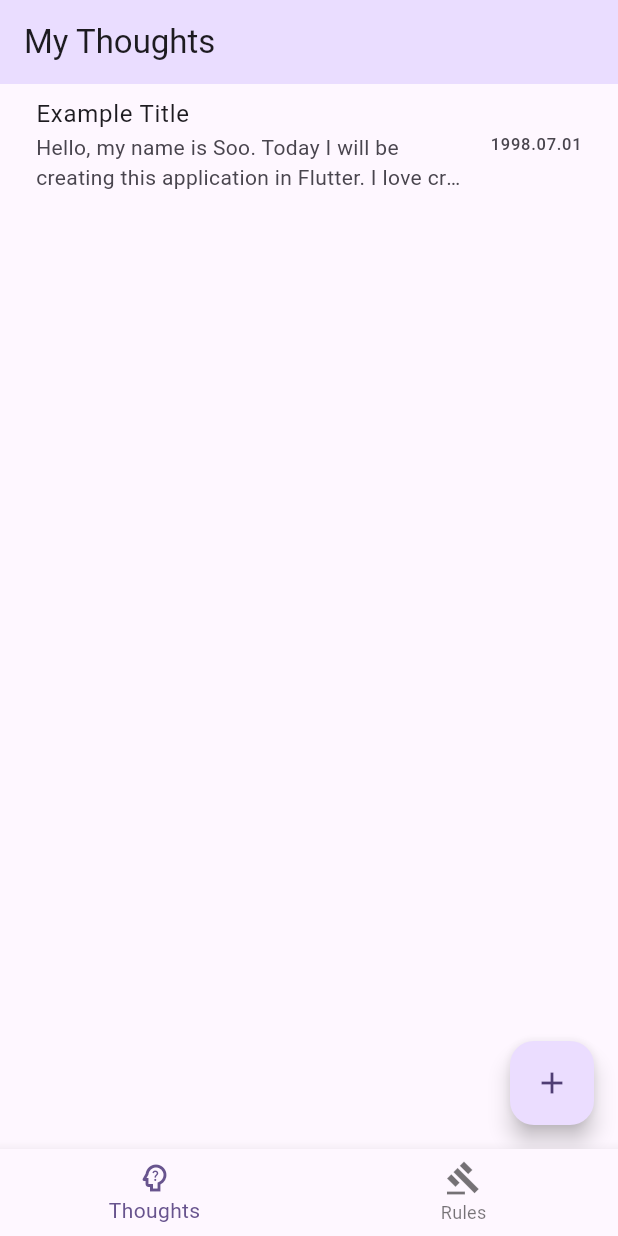
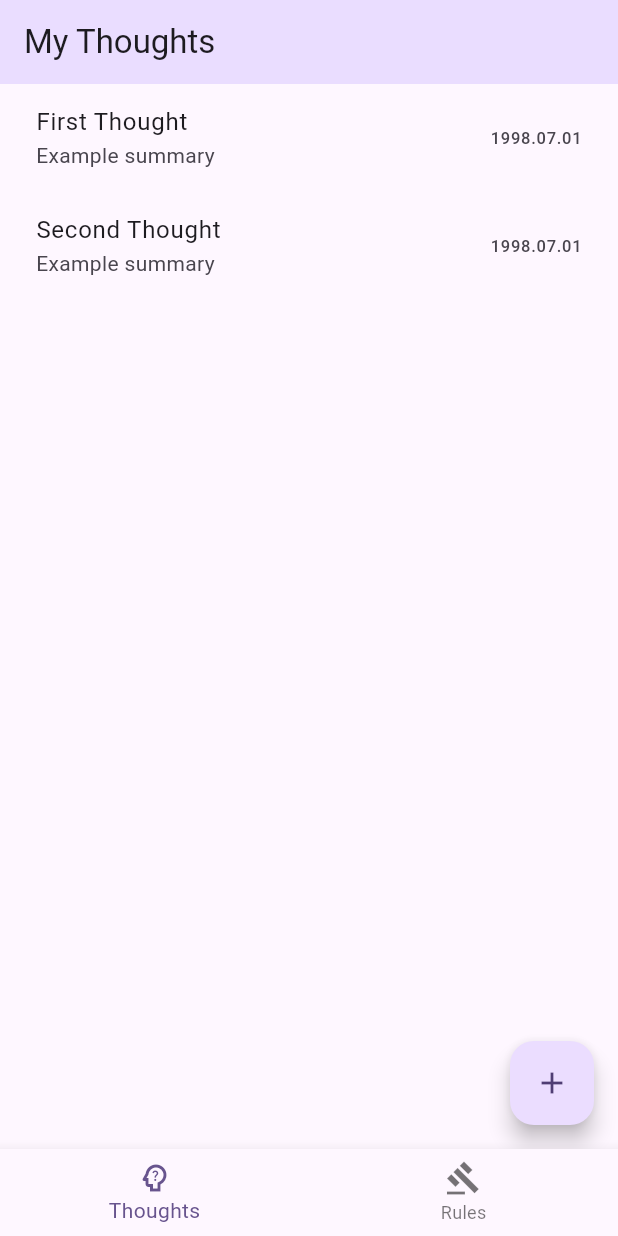
Before and after one commit to MontyCoder0701/thinkthru, a Flutter app: the screen it shows after launch, on a phone screen of 412 x 824 dp. Run offline on Flutter 3.47's test engine with Material 3 defaults, Android fonts, the phone set to English and light mode, and no system bars.

Commit message:
feat: thought provider 생성 및 적용

```diff
--- a/lib/main.dart
+++ b/lib/main.dart
@@ -1,7 +1,8 @@
 import 'package:flutter/material.dart';
 import 'package:provider/provider.dart';
 
-import 'providers/rule/rule.dart';
+import 'providers/rule.dart';
+import 'providers/thought.dart';
 import 'screens/home.dart';
 
 void main() {
@@ -9,6 +10,7 @@ void main() {
     MultiProvider(
       providers: [
         ChangeNotifierProvider(create: (_) => RuleProvider()),
+        ChangeNotifierProvider(create: (_) => ThoughtProvider()),
       ],
       child: const MyApp(),
     ),
--- a/lib/providers/rule/rule.dart
+++ b/lib/providers/rule.dart
@@ -1,6 +1,6 @@
 import 'package:flutter/foundation.dart';
 
-import '../../models/rule.dart';
+import '../models/rule.dart';
 
 class RuleProvider with ChangeNotifier {
   List<Rule> _resources = [
--- /dev/null
+++ b/lib/providers/thought.dart
@@ -0,0 +1,22 @@
+import 'package:flutter/foundation.dart';
+
+import '../models/thought.dart';
+
+class ThoughtProvider with ChangeNotifier {
+  List<Thought> _resources = [
+    Thought(
+      title: 'First Thought',
+      summary: 'Example summary',
+      pro: 'this is the example pro',
+      con: 'this is the example con',
+    ),
+    Thought(
+      title: 'Second Thought',
+      summary: 'Example summary',
+      pro: 'this is the example pro',
+      con: 'this is the example con',
+    ),
+  ];
+
+  List<Thought> get resources => _resources;
+}
--- a/lib/screens/rule/rule_list.dart
+++ b/lib/screens/rule/rule_list.dart
@@ -1,7 +1,7 @@
 import 'package:flutter/material.dart';
 import 'package:provider/provider.dart';
 
-import '../../providers/rule/rule.dart';
+import '../../providers/rule.dart';
 import 'rule_detail.dart';
 
 class RuleListScreen extends StatefulWidget {
--- a/lib/screens/thought/thought_list.dart
+++ b/lib/screens/thought/thought_list.dart
@@ -1,5 +1,7 @@
 import 'package:flutter/material.dart';
+import 'package:provider/provider.dart';
 
+import '../../providers/thought.dart';
 import 'thought_detail.dart';
 
 class ThoughtListScreen extends StatefulWidget {
@@ -10,18 +12,22 @@ class ThoughtListScreen extends StatefulWidget {
 }
 
 class _ThoughtListScreenState extends State<ThoughtListScreen> {
+  late final _thoughtList = context.select((ThoughtProvider i) => i.resources);
+
   @override
   Widget build(BuildContext context) {
     return Scaffold(
       appBar: AppBar(
         title: Text('My Thoughts'),
       ),
-      body: ListView(
-        children: [
-          ListTile(
-            title: Text('Example Title'),
+      body: ListView.builder(
+        itemCount: _thoughtList.length,
+        itemBuilder: (BuildContext context, int index) {
+          final thought = _thoughtList[index];
+          return ListTile(
+            title: Text(thought.title),
             subtitle: Text(
-              'Hello, my name is Soo. Today I will be creating this application in Flutter. I love creating new things!',
+              thought.summary,
               maxLines: 2,
               overflow: TextOverflow.ellipsis,
             ),
@@ -34,8 +40,8 @@ class _ThoughtListScreenState extends State<ThoughtListScreen> {
                 ),
               );
             },
-          ),
-        ],
+          );
+        },
       ),
       floatingActionButton: FloatingActionButton(
         onPressed: () => print('Add new thought'),
```
